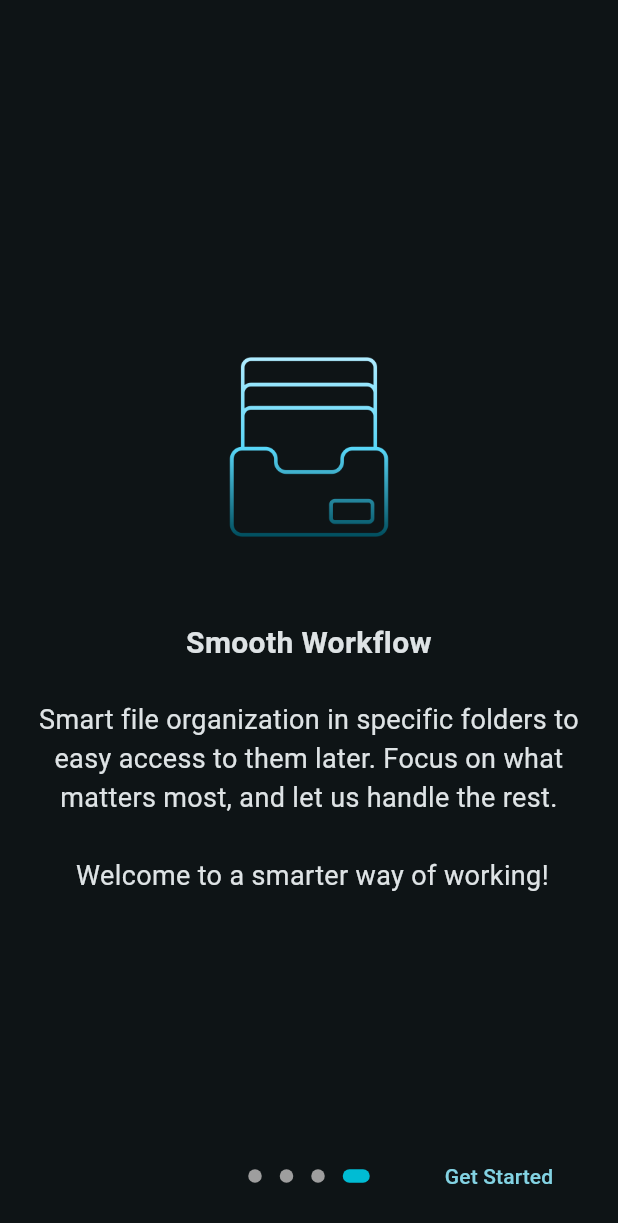
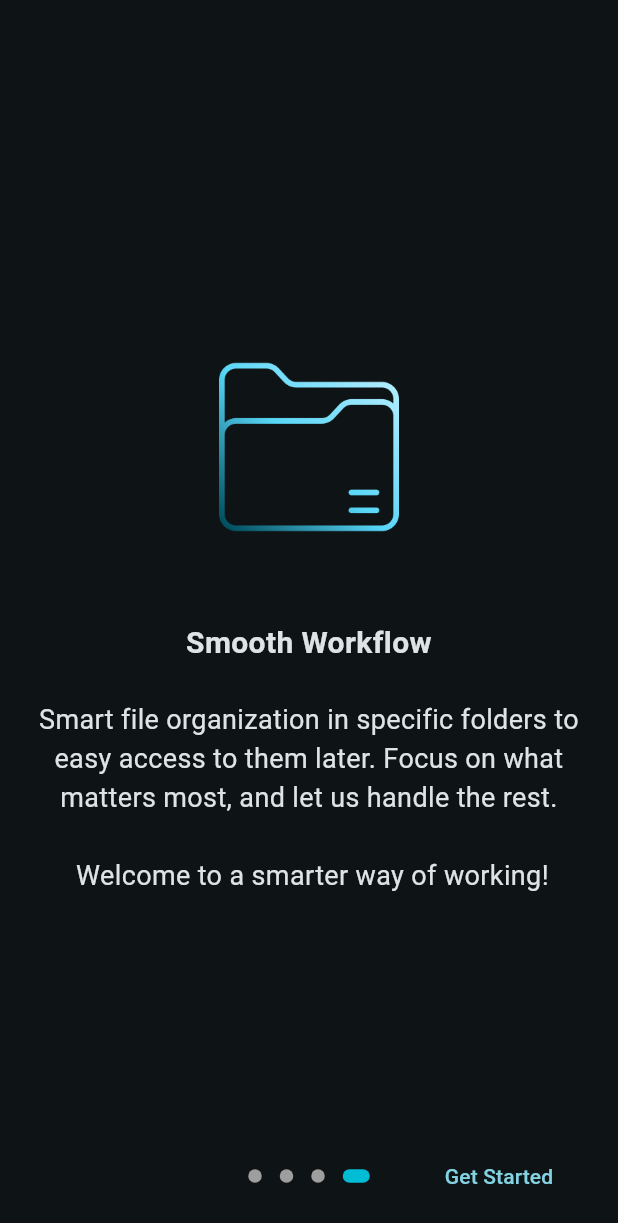
Before and after one commit to leo-usa/voice_memo, a Flutter app: the screen it shows after launch, swiped to page 4, on a phone screen of 412 x 824 dp. Shown: the top 1223 px of the screen. Run offline on Flutter 3.47's test engine with Material 2 defaults, Android fonts, the phone set to English and light mode, and no system bars; drawn by our look-alikes of introduction_screen; our stand-ins replace audioplayers, shared_preferences; missing offline and left inert: record.

Commit message:
little fixes nothing major

```diff
--- a/lib/main.dart
+++ b/lib/main.dart
@@ -38,7 +38,7 @@ class MyHomePage extends StatefulWidget {
   final String title;
 
   @override
-  _MyHomePageState createState() => _MyHomePageState();
+  State<MyHomePage> createState() => _MyHomePageState();
 }
 
 class _MyHomePageState extends State<MyHomePage> {
@@ -87,6 +87,7 @@ class _MyHomePageState extends State<MyHomePage> {
   }
 }
 
+// Onboarding, will be shown only the first time user enters the app
 class OnboardingApp extends StatelessWidget {
   const OnboardingApp({Key? key}) : super(key: key);
 
@@ -102,7 +103,7 @@ class OnboardingApp extends StatelessWidget {
       ),
       home: IntroductionScreen(
         dotsDecorator: DotsDecorator(
-          activeColor: Colors.cyan, // Aktiivisen sivun indikaattorin väri
+          activeColor: Colors.cyan,
           activeSize: const Size(18, 9),
           activeShape:
               RoundedRectangleBorder(borderRadius: BorderRadius.circular(5)),
@@ -112,7 +113,10 @@ class OnboardingApp extends StatelessWidget {
             title: "Welcome to Voice Memo",
             body:
                 "We're excited to have you on board! Our app is designed to make your professional life easier by transforming spoken words into text using the power of AI. Whether you're recording meetings, interviews, or any other conversations, we've got you covered.",
-            image: Image.asset("assets/img/logo_still.png"),
+            image: Image.asset(
+              "assets/img/logo_still.png",
+              height: 80.0,
+            ),
           ),
           PageViewModel(
             title: "Recording Made Easy!",
@@ -137,7 +141,7 @@ class OnboardingApp extends StatelessWidget {
             body:
                 "Smart file organization in specific folders to easy access to them later. Focus on what matters most, and let us handle the rest. \n\n Welcome to a smarter way of working!",
             image: Image.asset(
-              "assets/img/workflow_onboard.png",
+              "assets/img/folder_onboard.png",
               height: 120.0,
             ),
           ),
@@ -161,6 +165,7 @@ class OnboardingApp extends StatelessWidget {
   }
 }
 
+// Reset onboarding -button while developing
 class ResetOnboardingButton extends StatelessWidget {
   const ResetOnboardingButton({Key? key}) : super(key: key);
 
```
Also changed, not shown: assets/img/folder_onboard.png (added), assets/img/workflow_onboard.png (deleted).
